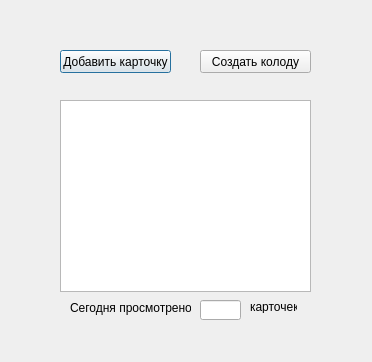
Above: education/education.ui from vladislavvasyukov/Memorigo before the change. Below: the same form after it.
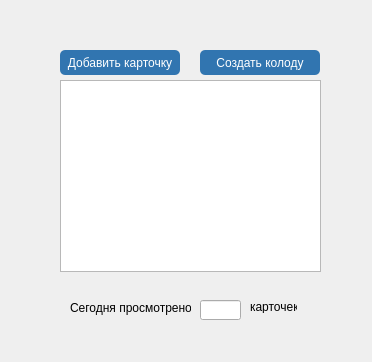
That is the form after the change.

```diff
--- a/education/education.ui
+++ b/education/education.ui
@@ -18,10 +18,18 @@
     <rect>
      <x>60</x>
      <y>50</y>
-     <width>111</width>
-     <height>23</height>
+     <width>120</width>
+     <height>25</height>
     </rect>
    </property>
+   <property name="styleSheet">
+    <string notr="true">color: #fff;
+text-decoration: none; 
+user-select: none;
+background-color: #3175b0;
+fon-size: 14px;
+border-radius: 5px;</string>
+   </property>
    <property name="text">
     <string>Добавить карточку</string>
    </property>
@@ -67,10 +75,18 @@
     <rect>
      <x>200</x>
      <y>50</y>
-     <width>111</width>
-     <height>23</height>
+     <width>120</width>
+     <height>25</height>
     </rect>
    </property>
+   <property name="styleSheet">
+    <string notr="true">color: #fff;
+text-decoration: none; 
+user-select: none;
+background-color: #3175b0;
+fon-size: 14px;
+border-radius: 5px;</string>
+   </property>
    <property name="text">
     <string>Создать колоду</string>
    </property>
@@ -79,8 +95,8 @@
    <property name="geometry">
     <rect>
      <x>60</x>
-     <y>100</y>
-     <width>251</width>
+     <y>80</y>
+     <width>261</width>
      <height>192</height>
     </rect>
    </property>
```
